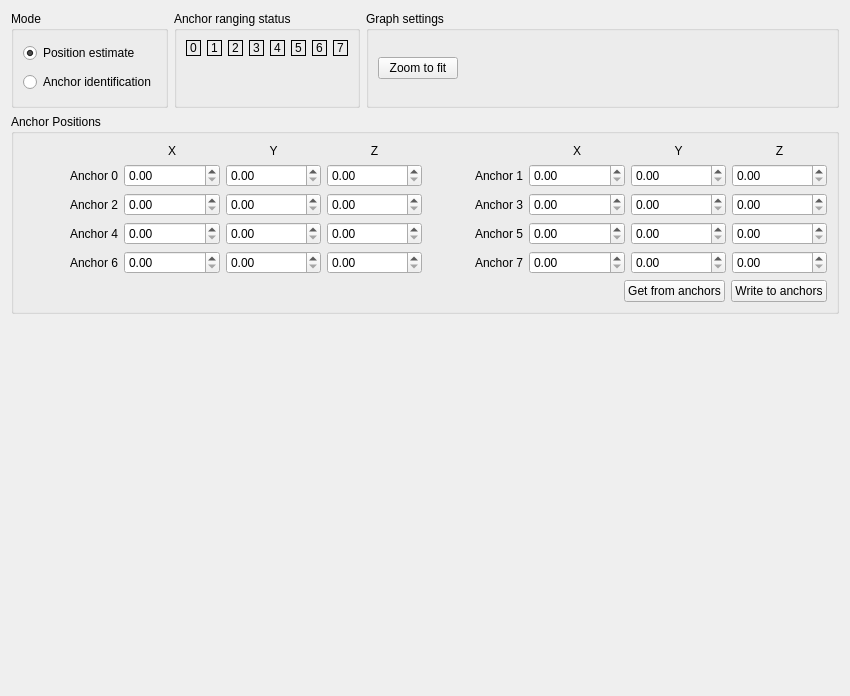
Old version of the form src/cfclient/ui/tabs/locopositioning_tab.ui in the repository bitcraze/crazyflie-clients-python.
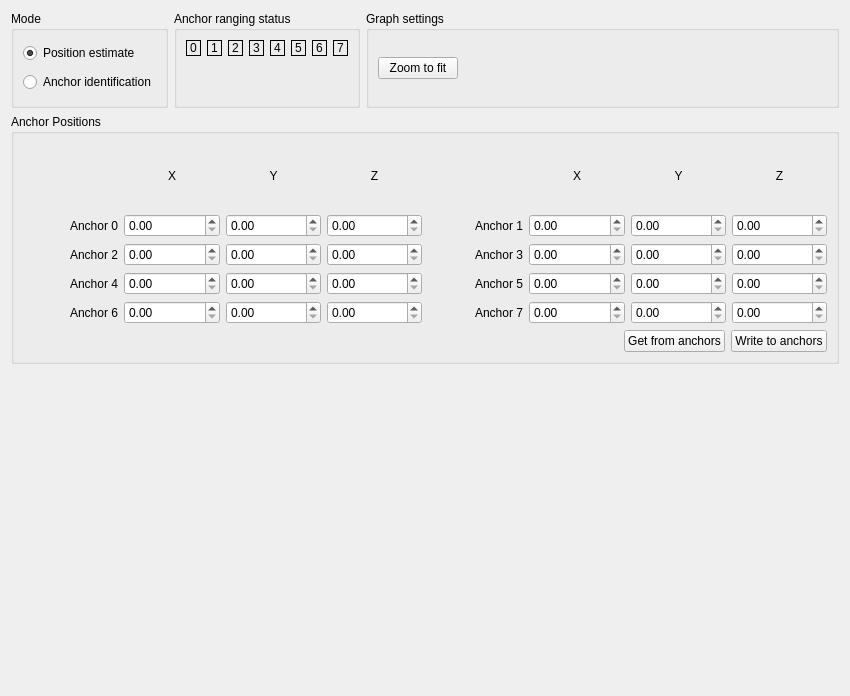
New version of the form.

Commit message: #306 Adjusted group box size in the LPS-tab to work on mac-os

What changed in the file:
```diff
--- a/src/cfclient/ui/tabs/locopositioning_tab.ui
+++ b/src/cfclient/ui/tabs/locopositioning_tab.ui
@@ -207,7 +207,7 @@
          <property name="minimumSize">
           <size>
            <width>0</width>
-           <height>200</height>
+           <height>250</height>
           </size>
          </property>
          <property name="title">
```
